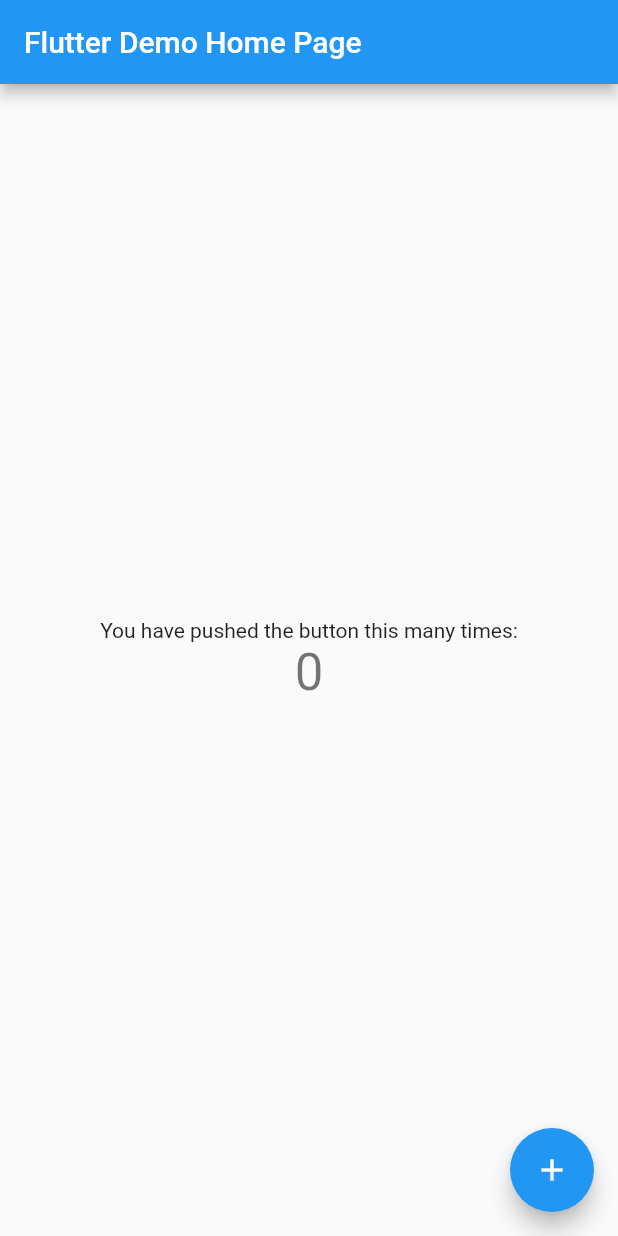
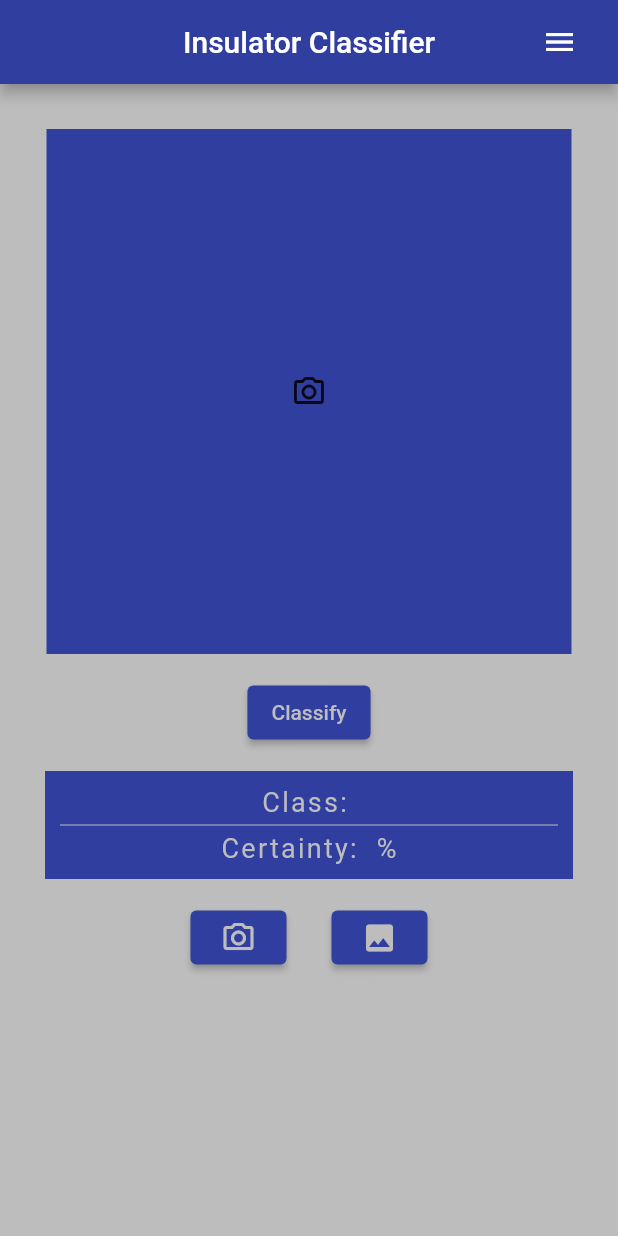
Before and after one commit to Yehia-Fahmy/InsulatorClassifierApp, a Flutter app: the screen it shows after launch, on a phone screen of 412 x 824 dp. Run offline on Flutter 3.47's test engine with Material 2 defaults, Android fonts, the phone set to English and light mode, and no system bars; statements that could not run were skipped.

Commit message:
added member functions and body of the app

```diff
--- a/lib/main.dart
+++ b/lib/main.dart
@@ -1,113 +1,226 @@
 import 'package:flutter/material.dart';
+import 'dart:io';
 
 void main() {
-  runApp(MyApp());
+  runApp(MaterialApp(
+    home: Home(),
+  ));
 }
 
-class MyApp extends StatelessWidget {
-  // This widget is the root of your application.
+
+class Home extends StatefulWidget {
   @override
-  Widget build(BuildContext context) {
-    return MaterialApp(
-      title: 'Flutter Demo',
-      theme: ThemeData(
-        // This is the theme of your application.
-        //
-        // Try running your application with "flutter run". You'll see the
-        // application has a blue toolbar. Then, without quitting the app, try
-        // changing the primarySwatch below to Colors.green and then invoke
-        // "hot reload" (press "r" in the console where you ran "flutter run",
-        // or simply save your changes to "hot reload" in a Flutter IDE).
-        // Notice that the counter didn't reset back to zero; the application
-        // is not restarted.
-        primarySwatch: Colors.blue,
-      ),
-      home: MyHomePage(title: 'Flutter Demo Home Page'),
+  _HomeState createState() => _HomeState();
+}
+
+class _HomeState extends State<Home> {
+  // some colors
+  Color themeColor = Colors.indigo[700];
+  Color themeColor3 = Colors.grey[400];
+  // variables used to display information
+  String classification = "";
+  double certainty = 0.0;
+  String certaintyString = "";
+  // image picker variables
+  File _image;
+  // classification variables
+  List _outputs;
+  bool _loading = false;
+
+  // member functions
+  updateVariables(){
+    setState(() {
+      classification = _outputs[0]['label'].toString().substring(2);
+      certainty = _outputs[0]['confidence'] * 100;
+      certaintyString = certainty.toString().substring(0,5);
+    });
+  }
+
+  loadModel() async {
+    await Tflite.loadModel(
+      model: "assets/model_unquant.tflite",
+      //model: "assets/classifier_model.tflite",
+      labels: "assets/labels.txt",
     );
   }
+
+  @override
+  void dispose() {
+    Tflite.close();
+    super.dispose();
   }
 
-class MyHomePage extends StatefulWidget {
-  MyHomePage({Key key, this.title}) : super(key: key);
+  takePicture(){
+    // TODO implement taking picture with camera
+  }
 
-  // This widget is the home page of your application. It is stateful, meaning
-  // that it has a State object (defined below) that contains fields that affect
-  // how it looks.
+  // function to pick the image from library
+  pickImage() async {
+    var image = await ImagePicker.pickImage(source: ImageSource.gallery);
+    if (image == null) return null;
+    classifyImage(image);
+    setState(() {
+      _image = image;
+    });
+    updateVariables();
+  }
 
-  // This class is the configuration for the state. It holds the values (in this
-  // case the title) provided by the parent (in this case the App widget) and
-  // used by the build method of the State. Fields in a Widget subclass are
-  // always marked "final".
-
-  final String title;
+  classifyImage(File image) async {
+    print('classifying');
+    var output = await Tflite.runModelOnImage(
+      path: image.path,
+      numResults: 2,
+      threshold: 0.5,
+      imageMean: 127.5,
+      imageStd: 127.5,
+    );
+    setState(() {
+      _loading = false;
+      _outputs = output;
+    });
+  }
 
   @override
-  _MyHomePageState createState() => _MyHomePageState();
-}
-
-class _MyHomePageState extends State<MyHomePage> {
-  int _counter = 0;
-
-  void _incrementCounter() {
+  void initState() {
+    Tflite.close();
+    super.initState();
+    _loading = true;
+    loadModel().then((value) {
       setState(() {
-      // This call to setState tells the Flutter framework that something has
-      // changed in this State, which causes it to rerun the build method below
-      // so that the display can reflect the updated values. If we changed
-      // _counter without calling setState(), then the build method would not be
-      // called again, and so nothing would appear to happen.
-      _counter++;
+        _loading = false;
+      });
     });
   }
 
   @override
   Widget build(BuildContext context) {
-    // This method is rerun every time setState is called, for instance as done
-    // by the _incrementCounter method above.
-    //
-    // The Flutter framework has been optimized to make rerunning build methods
-    // fast, so that you can just rebuild anything that needs updating rather
-    // than having to individually change instances of widgets.
-    return Scaffold(
+    return _loading ?
+    Container(
+      alignment: Alignment.center,
+      child: CircularProgressIndicator(),
+    ) :
+    Scaffold(
+      backgroundColor: themeColor3,
       appBar: AppBar(
-        // Here we take the value from the MyHomePage object that was created by
-        // the App.build method, and use it to set our appbar title.
-        title: Text(widget.title),
+        title: Text('Insulator Classifier'),
+        centerTitle: true,
+        backgroundColor: themeColor,
+        actions: [
+          Padding(
+              padding: const EdgeInsets.fromLTRB(15, 0, 15, 0),
+              child: IconButton(
+                onPressed: () {
+                  // TODO proceed to contact angle measurement
+                },
+                icon: Icon(
+                    Icons.menu
                 ),
-      body: Center(
-        // Center is a layout widget. It takes a single child and positions it
-        // in the middle of the parent.
+              )
+          ),
+        ],
+      ),
+      body: Padding(
+        padding: const EdgeInsets.all(30.0),
+        child: Center(
           child: Column(
-          // Column is also a layout widget. It takes a list of children and
-          // arranges them vertically. By default, it sizes itself to fit its
-          // children horizontally, and tries to be as tall as its parent.
-          //
-          // Invoke "debug painting" (press "p" in the console, choose the
-          // "Toggle Debug Paint" action from the Flutter Inspector in Android
-          // Studio, or the "Toggle Debug Paint" command in Visual Studio Code)
-          // to see the wireframe for each widget.
-          //
-          // Column has various properties to control how it sizes itself and
-          // how it positions its children. Here we use mainAxisAlignment to
-          // center the children vertically; the main axis here is the vertical
-          // axis because Columns are vertical (the cross axis would be
-          // horizontal).
-          mainAxisAlignment: MainAxisAlignment.center,
-          children: <Widget>[
+            children: [
+              // display an icon if no image present
+              Container(
+                height: 350,
+                width: 350,
+                child: _image == null ? Icon(Icons.camera_alt_outlined) : Image.file(_image),
+                color: themeColor,
+              ),
+
+              // Classify button
+              Padding(
+                padding: EdgeInsets.all(15.0),
+                child: ElevatedButton(
+                  child: Text('Classify'),
+                  onPressed: () {
+                    updateVariables();
+                  },
+                  style: ButtonStyle(
+                    foregroundColor: MaterialStateProperty.all(themeColor3),
+                    backgroundColor: MaterialStateProperty.all(themeColor),
+                  ),
+                ),
+              ),
+
+              // Classification
+              Container(
+                color: themeColor,
+                padding: EdgeInsets.all(10),
+                child: Column(
+                  children: [
                     Text(
-              'You have pushed the button this many times:',
+                      'Class: $classification',
+                      style: TextStyle(
+                        color: themeColor3,
+                        fontSize: 18,
+                        letterSpacing: 1.5,
                       ),
+                    ),
+
+                    Divider(
+                      color: themeColor3,
+                      height: 10,
+                    ),
+
+                    // Certainty
                     Text(
-              '$_counter',
-              style: Theme.of(context).textTheme.headline4,
+                      'Certainty: $certaintyString %',
+                      style: TextStyle(
+                        color: themeColor3,
+                        fontSize: 18,
+                        letterSpacing: 1.5,
+                      ),
                     ),
                   ],
                 ),
               ),
-      floatingActionButton: FloatingActionButton(
-        onPressed: _incrementCounter,
-        tooltip: 'Increment',
-        child: Icon(Icons.add),
-      ), // This trailing comma makes auto-formatting nicer for build methods.
+
+              // take/choose photo buttons
+              Row(
+                mainAxisAlignment: MainAxisAlignment.center,
+                children: [
+                  Padding(
+                    padding: EdgeInsets.all(15.0),
+                    child: ElevatedButton(
+                      child: Icon(
+                        Icons.camera_alt_outlined,
+                      ),
+                      onPressed: () {
+                        takePicture();
+                      },
+                      style: ButtonStyle(
+                        foregroundColor: MaterialStateProperty.all(themeColor3),
+                        backgroundColor: MaterialStateProperty.all(themeColor),
+                      ),
+                    ),
+                  ),
+
+                  Padding(
+                    padding: EdgeInsets.all(15.0),
+                    child: ElevatedButton(
+                      child: Icon(
+                        Icons.photo,
+                      ),
+                      onPressed: () {
+                        pickImage();
+                      },
+                      style: ButtonStyle(
+                        foregroundColor: MaterialStateProperty.all(themeColor3),
+                        backgroundColor: MaterialStateProperty.all(themeColor),
+                      ),
+                    ),
+                  ),
+                ],
+              )
+            ],
+          ),
+        ),
+      ),
     );
   }
 }
```
Lines whose indentation alone changed are shown as unchanged.
